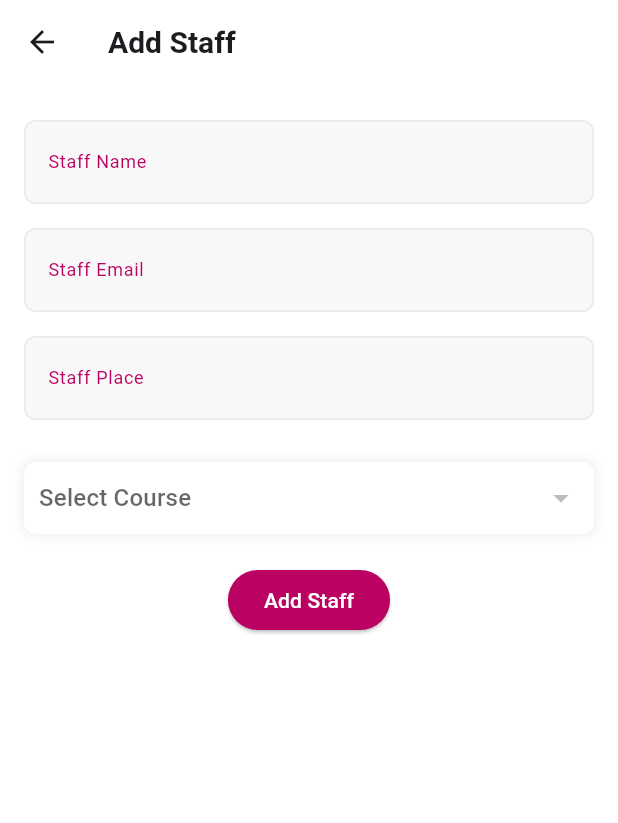
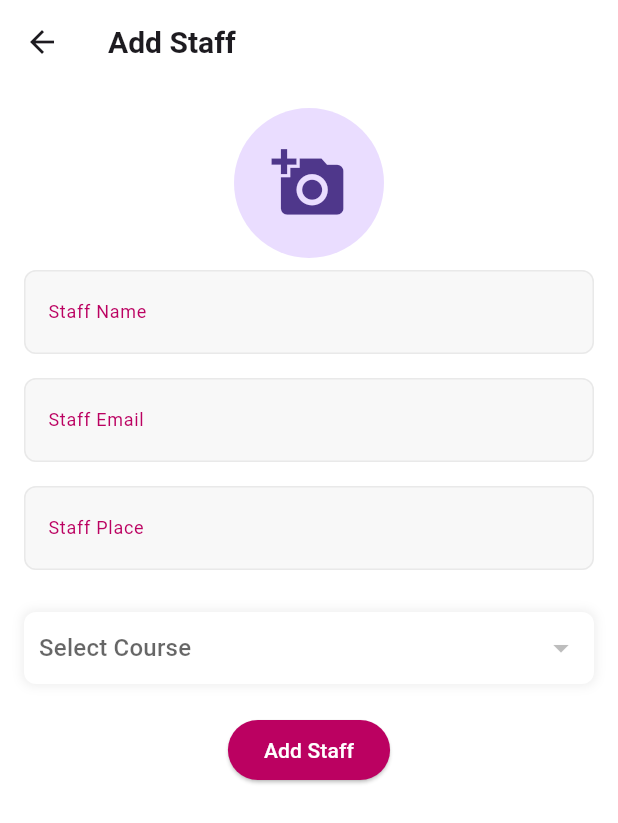
Before and after one commit to Muneef-Nk/Timetable-Generation-Application, a Flutter app: the screen it shows after launch, item 3 of the bottom bar chosen, after a tap on the "add" icon, on a phone screen of 412 x 824 dp. Shown: the top 823 px of the screen. Run offline on Flutter 3.47's test engine with Material 3 defaults, Android fonts, the phone set to English and light mode, and no system bars; our stand-ins replace cloud_firestore, firebase_core, firebase_storage, image_picker; accounts and stored records are empty.

Commit message:
added profile pick and splash screen

```diff
--- /dev/null
+++ b/lib/feature/splash_screen.dart
@@ -0,0 +1,31 @@
+import 'dart:async';
+import 'package:flutter/material.dart';
+import 'package:timetable_generation_application/core/color/color_constants.dart';
+import 'package:timetable_generation_application/feature/bottom_navigation/view/bottom_bar_view.dart';
+
+class SplashScreen extends StatelessWidget {
+  const SplashScreen({super.key});
+
+  @override
+  Widget build(BuildContext context) {
+    Timer(const Duration(seconds: 3), () {
+      Navigator.of(context).pushReplacement(
+        MaterialPageRoute(builder: (context) => BottomBarView()),
+      );
+    });
+
+    return Scaffold(
+      backgroundColor: Colors.white,
+      body: Center(
+        child: Text(
+          'QuickTimetable',
+          style: TextStyle(
+            fontSize: 24,
+            fontWeight: FontWeight.bold,
+            color: AppColor.primary,
+          ),
+        ),
+      ),
+    );
+  }
+}
--- a/lib/feature/staff/view/add_staff_screen.dart
+++ b/lib/feature/staff/view/add_staff_screen.dart
@@ -13,6 +13,7 @@ class AddStaffScreen extends StatefulWidget {
   final String? email;
   final String? place;
   final String? courseId;
+  final String? image;
 
   const AddStaffScreen(
       {super.key,
@@ -20,7 +21,8 @@ class AddStaffScreen extends StatefulWidget {
       this.staffName,
       this.email,
       this.place,
-      this.courseId}); // To hold course ID for editing
+      this.courseId,
+      this.image}); // To hold course ID for editing
 
   @override
   _AddStaffScreenState createState() => _AddStaffScreenState();
@@ -49,6 +51,8 @@ class _AddStaffScreenState extends State<AddStaffScreen> {
       placeController.text = widget.place!;
     }
     selectedCourseId = widget.courseId;
+    Provider.of<StaffController>(context, listen: false).imageUrl =
+        widget.image;
   }
 
   Future<void> _fetchCourses() async {
@@ -81,6 +85,20 @@ class _AddStaffScreenState extends State<AddStaffScreen> {
             key: _formKey,
             child: Column(
               children: [
+                Consumer<StaffController>(builder: (context, provider, _) {
+                  return GestureDetector(
+                      onTap: () {
+                        provider.pickImage();
+                      },
+                      child: provider.imageUrl != null
+                          ? CircleAvatar(
+                              radius: 50,
+                              backgroundImage: NetworkImage(provider.imageUrl!))
+                          : CircleAvatar(
+                              radius: 50,
+                              child: Icon(Icons.add_a_photo, size: 50),
+                            ));
+                }),
                 CustomTextField(
                   controller: nameController,
                   hintText: "Staff Name",
@@ -146,9 +164,18 @@ class _AddStaffScreenState extends State<AddStaffScreen> {
                     style: ButtonStyle(
                         backgroundColor:
                             WidgetStatePropertyAll(AppColor.primary)),
-                    onPressed: () {
+                    onPressed: () async {
                       if (_formKey.currentState!.validate() &&
                           selectedCourseId != null) {
+                        await provider.uploadImage();
+
+                        if (provider.imageUrl == null) {
+                          showSnackBar(
+                              context: context,
+                              message: "Please select a profile picture.");
+                          return;
+                        }
+
                         if (widget.staffId == null) {
                           provider.addStaff(
                             context: context,
--- a/lib/main.dart
+++ b/lib/main.dart
@@ -5,6 +5,7 @@ import 'package:timetable_generation_application/feature/bottom_navigation/contr
 import 'package:timetable_generation_application/feature/bottom_navigation/view/bottom_bar_view.dart';
 import 'package:timetable_generation_application/feature/course/controller/course_controller.dart';
 import 'package:timetable_generation_application/feature/periods/controller/days_periods_controller.dart';
+import 'package:timetable_generation_application/feature/splash_screen.dart';
 import 'package:timetable_generation_application/feature/staff/controller/staff_controller.dart';
 import 'package:timetable_generation_application/feature/subjects/controller/subject_controller.dart';
 import 'package:timetable_generation_application/feature/timetable/controller/timetable_controller.dart';
@@ -35,7 +36,7 @@ class MyApp extends StatelessWidget {
       ],
       child: MaterialApp(
         debugShowCheckedModeBanner: false,
-        home: BottomBarView(),
+        home: SplashScreen(),
       ),
     );
   }
--- a/pubspec.yaml
+++ b/pubspec.yaml
@@ -39,6 +39,8 @@ dependencies:
   cloud_firestore: ^5.4.4
   provider: ^6.1.2
   intl: ^0.19.0
+  image_picker: ^1.1.2
+  firebase_storage: ^12.3.3
 
 dev_dependencies:
   flutter_test:
```
Also changed, not shown: lib/feature/staff/controller/staff_controller.dart (+37 -1 lines), lib/feature/staff/view/staff_list_screen.dart (+17 -3 lines), pubspec.lock, 5 other files.
